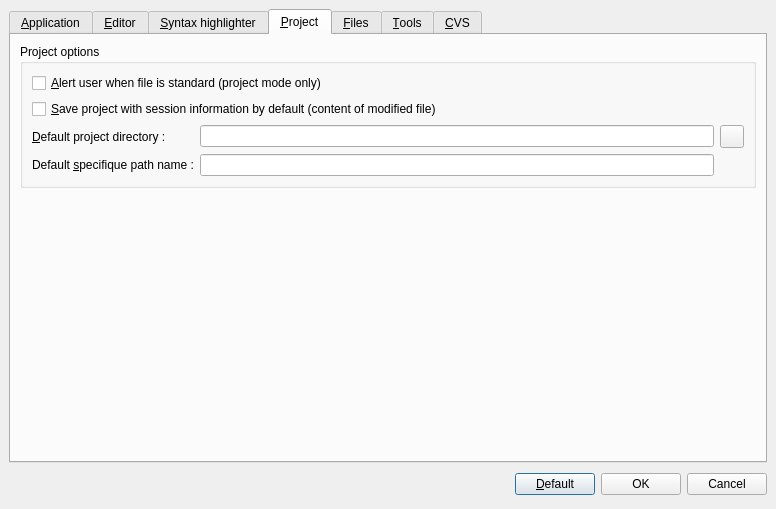
Above: ui/custom.ui from phoenix741/xinx before the change. Below: the same form after it.
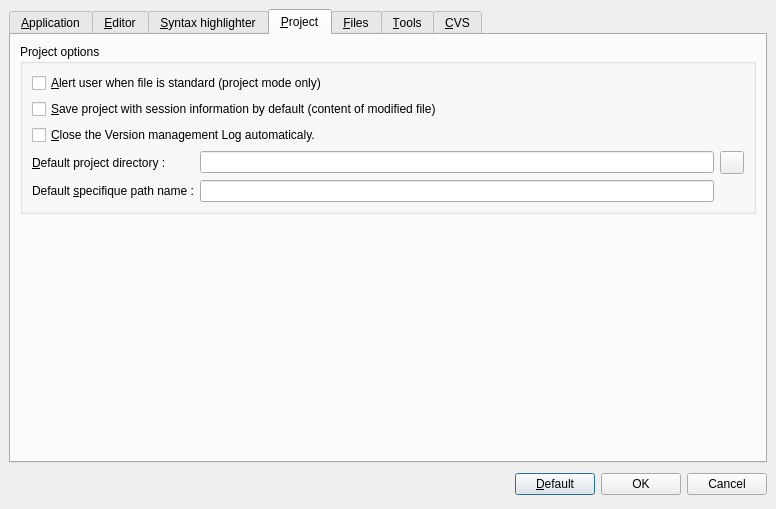
That is the form after the change. The open tabs and pages were chosen to show the change. Icons and pictures are not drawn. Custom widgets are drawn as their Qt base class.

What changed in the file:
```diff
--- a/ui/custom.ui
+++ b/ui/custom.ui
@@ -553,40 +553,30 @@
           <property name="spacing" >
            <number>6</number>
           </property>
-          <item row="2" column="2" >
-           <widget class="QToolButton" name="m_changeProjectPathBtn" >
-            <property name="icon" >
-             <iconset resource="../application.qrc" >:/images/folder.png</iconset>
-            </property>
-           </widget>
-          </item>
           <item row="3" column="1" >
+           <widget class="DirectoryEdit" name="m_projectPathLineEdit" >
+            <property name="whatsThis" >
+             <string>This the path where the save dialog must be opened when you create a new project.</string>
+            </property>
+           </widget>
+          </item>
+          <item row="1" column="0" colspan="3" >
+           <widget class="QCheckBox" name="m_saveSessionCheckBox" >
+            <property name="whatsThis" >
+             <string>This is the default method to close the project. If checked, when the project, or the application is closed informations about non saved files are stored in a session file. Else, the XINX ask the user about unsaved file.</string>
+            </property>
+            <property name="text" >
+             <string>&amp;Save project with session information by default (content of modified file)</string>
+            </property>
+           </widget>
+          </item>
+          <item row="4" column="1" >
            <widget class="QLineEdit" name="m_lineEditDefaultProjectPathName" >
             <property name="whatsThis" >
              <string>This is the path where specifique is stored in client project mode.</string>
             </property>
            </widget>
           </item>
-          <item row="3" column="0" >
-           <widget class="QLabel" name="label_11" >
-            <property name="text" >
-             <string>Default &amp;specifique path name :</string>
-            </property>
-            <property name="buddy" >
-             <cstring>m_lineEditDefaultProjectPathName</cstring>
-            </property>
-           </widget>
-          </item>
-          <item row="2" column="0" >
-           <widget class="QLabel" name="label_2" >
-            <property name="text" >
-             <string>&amp;Default project directory :</string>
-            </property>
-            <property name="buddy" >
-             <cstring>m_projectPathLineEdit</cstring>
-            </property>
-           </widget>
-          </item>
           <item row="0" column="0" colspan="3" >
            <widget class="QCheckBox" name="m_alertStandardCheckBox" >
             <property name="whatsThis" >
@@ -597,20 +587,37 @@
             </property>
            </widget>
           </item>
-          <item row="1" column="0" colspan="3" >
-           <widget class="QCheckBox" name="m_saveSessionCheckBox" >
-            <property name="whatsThis" >
-             <string>This is the default method to close the project. If checked, when the project, or the application is closed informations about non saved files are stored in a session file. Else, the XINX ask the user about unsaved file.</string>
+          <item row="3" column="0" >
+           <widget class="QLabel" name="label_2" >
+            <property name="text" >
+             <string>&amp;Default project directory :</string>
             </property>
+            <property name="buddy" >
+             <cstring>m_projectPathLineEdit</cstring>
+            </property>
+           </widget>
+          </item>
+          <item row="3" column="2" >
+           <widget class="QToolButton" name="m_changeProjectPathBtn" >
+            <property name="icon" >
+             <iconset resource="../application.qrc" >:/images/folder.png</iconset>
+            </property>
+           </widget>
+          </item>
+          <item row="4" column="0" >
+           <widget class="QLabel" name="label_11" >
             <property name="text" >
-             <string>&amp;Save project with session information by default (content of modified file)</string>
+             <string>Default &amp;specifique path name :</string>
             </property>
+            <property name="buddy" >
+             <cstring>m_lineEditDefaultProjectPathName</cstring>
+            </property>
            </widget>
           </item>
-          <item row="2" column="1" >
-           <widget class="DirectoryEdit" name="m_projectPathLineEdit" >
-            <property name="whatsThis" >
-             <string>This the path where the save dialog must be opened when you create a new project.</string>
+          <item row="2" column="0" colspan="2" >
+           <widget class="QCheckBox" name="m_closeLogCheckBox" >
+            <property name="text" >
+             <string>&amp;Close the Version management Log automaticaly.</string>
             </property>
            </widget>
           </item>
```
